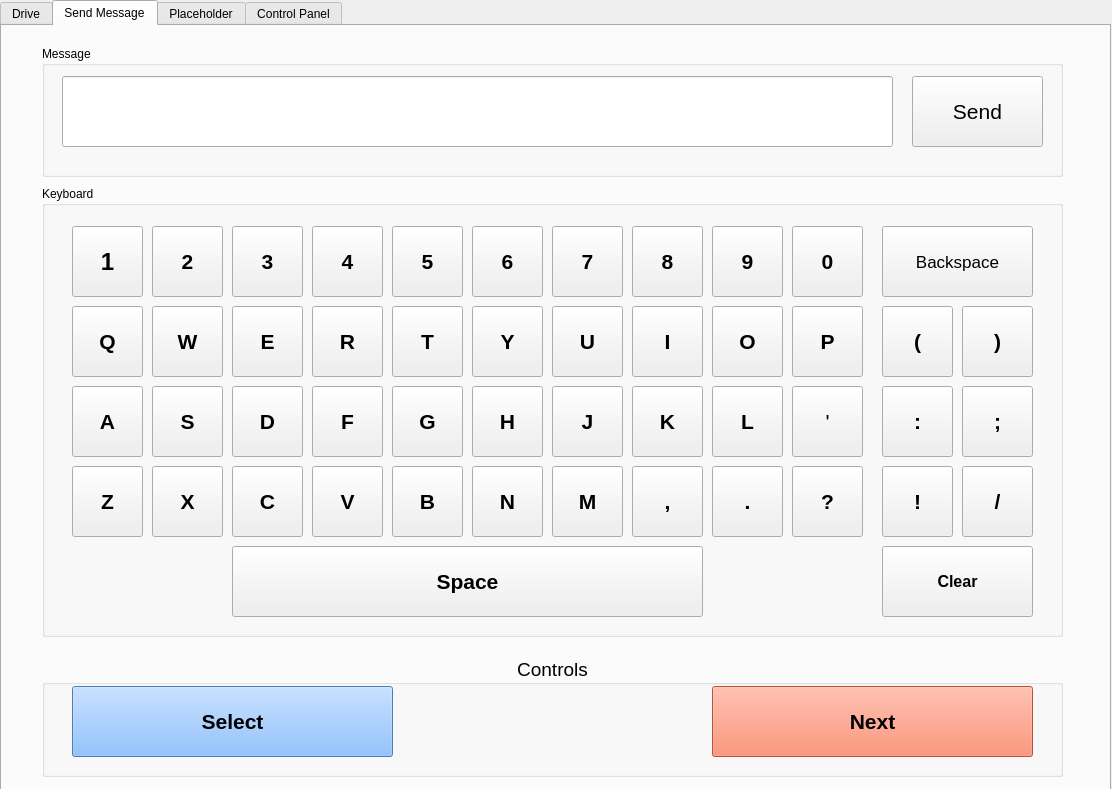
First picture: the form in Stuff/demoGUI.ui, repository tLiMiT/Capstone, before the edit.
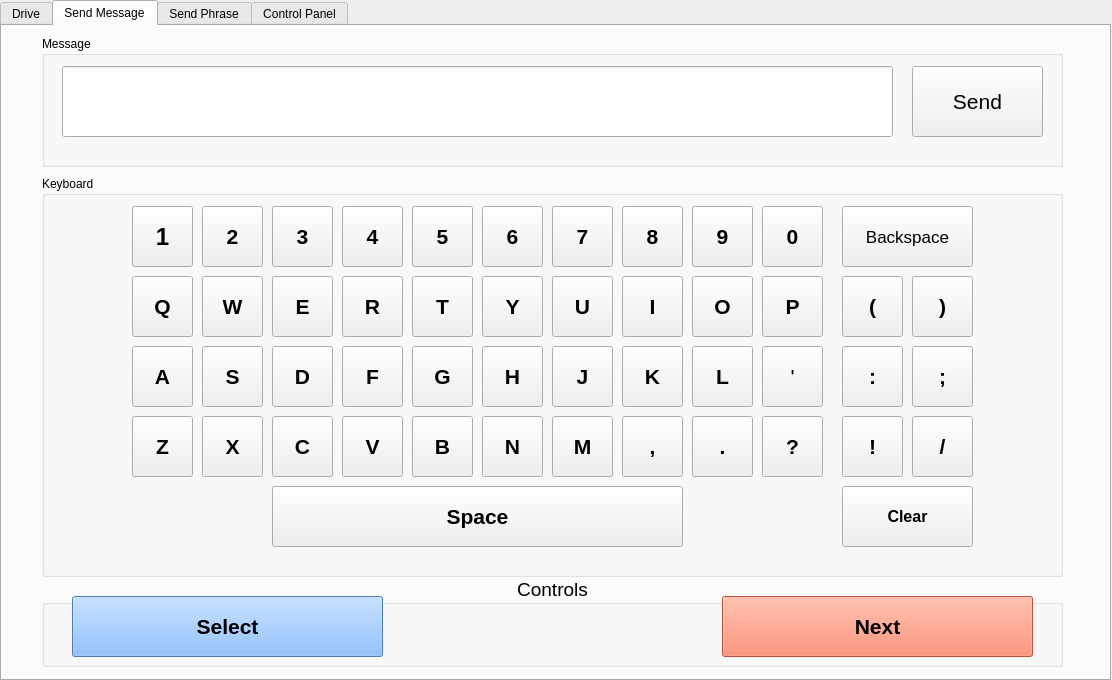
Second picture: the form after the edit. The open tabs and pages were chosen to show the change. Icons and pictures are not drawn.

Commit message: Added a phrases panel and emokey mappings

The edit to the form file:
```diff
--- a/Stuff/demoGUI.ui
+++ b/Stuff/demoGUI.ui
@@ -7,7 +7,7 @@
     <x>0</x>
     <y>0</y>
     <width>1112</width>
-    <height>789</height>
+    <height>680</height>
    </rect>
   </property>
   <property name="windowTitle">
@@ -23,7 +23,7 @@
      <x>0</x>
      <y>0</y>
      <width>1111</width>
-     <height>791</height>
+     <height>681</height>
     </rect>
    </property>
    <property name="layoutDirection">
@@ -280,9 +280,9 @@
      <property name="geometry">
       <rect>
        <x>40</x>
-       <y>160</y>
+       <y>150</y>
        <width>1021</width>
-       <height>451</height>
+       <height>401</height>
       </rect>
      </property>
      <property name="title">
@@ -291,10 +291,10 @@
      <widget class="QPushButton" name="keyboardQ">
       <property name="geometry">
        <rect>
-        <x>30</x>
-        <y>120</y>
-        <width>71</width>
-        <height>71</height>
+        <x>90</x>
+        <y>100</y>
+        <width>61</width>
+        <height>61</height>
        </rect>
       </property>
       <property name="font">
@@ -311,10 +311,10 @@
      <widget class="QPushButton" name="keyboardW">
       <property name="geometry">
        <rect>
-        <x>110</x>
-        <y>120</y>
-        <width>71</width>
-        <height>71</height>
+        <x>160</x>
+        <y>100</y>
+        <width>61</width>
+        <height>61</height>
        </rect>
       </property>
       <property name="font">
@@ -331,10 +331,10 @@
      <widget class="QPushButton" name="keyboardT">
       <property name="geometry">
        <rect>
-        <x>350</x>
-        <y>120</y>
-        <width>71</width>
-        <height>71</height>
+        <x>370</x>
+        <y>100</y>
+        <width>61</width>
+        <height>61</height>
        </rect>
       </property>
       <property name="font">
@@ -351,10 +351,10 @@
      <widget class="QPushButton" name="keyboardE">
       <property name="geometry">
        <rect>
-        <x>190</x>
-        <y>120</y>
-        <width>71</width>
-        <height>71</height>
+        <x>230</x>
+        <y>100</y>
+        <width>61</width>
+        <height>61</height>
        </rect>
       </property>
       <property name="font">
@@ -371,10 +371,10 @@
      <widget class="QPushButton" name="keyboardR">
       <property name="geometry">
        <rect>
-        <x>270</x>
-        <y>120</y>
-        <width>71</width>
-        <height>71</height>
+        <x>300</x>
+        <y>100</y>
+        <width>61</width>
+        <height>61</height>
        </rect>
       </property>
       <property name="font">
@@ -391,10 +391,10 @@
      <widget class="QPushButton" name="keyboardY">
       <property name="geometry">
        <rect>
-        <x>430</x>
-        <y>120</y>
-        <width>71</width>
-        <height>71</height>
+        <x>440</x>
+        <y>100</y>
+        <width>61</width>
+        <height>61</height>
        </rect>
       </property>
       <property name="font">
@@ -412,9 +412,9 @@
       <property name="geometry">
        <rect>
         <x>510</x>
-        <y>120</y>
-        <width>71</width>
-        <height>71</height>
+        <y>100</y>
+        <width>61</width>
+        <height>61</height>
        </rect>
       </property>
       <property name="font">
@@ -431,10 +431,10 @@
      <widget class="QPushButton" name="keyboardI">
       <property name="geometry">
        <rect>
-        <x>590</x>
-        <y>120</y>
-        <width>71</width>
-        <height>71</height>
+        <x>580</x>
+        <y>100</y>
+        <width>61</width>
+        <height>61</height>
        </rect>
       </property>
       <property name="font">
@@ -451,10 +451,10 @@
      <widget class="QPushButton" name="keyboardO">
       <property name="geometry">
        <rect>
-        <x>670</x>
-        <y>120</y>
-        <width>71</width>
-        <height>71</height>
+        <x>650</x>
+        <y>100</y>
+        <width>61</width>
+        <height>61</height>
        </rect>
       </property>
       <property name="font">
@@ -471,10 +471,10 @@
      <widget class="QPushButton" name="keyboardP">
       <property name="geometry">
        <rect>
-        <x>750</x>
-        <y>120</y>
-        <width>71</width>
-        <height>71</height>
+        <x>720</x>
+        <y>100</y>
+        <width>61</width>
+        <height>61</height>
        </rect>
       </property>
       <property name="font">
@@ -491,10 +491,10 @@
      <widget class="QPushButton" name="keyboardNum5">
       <property name="geometry">
        <rect>
-        <x>350</x>
-        <y>40</y>
-        <width>71</width>
-        <height>71</height>
+        <x>370</x>
+        <y>30</y>
+        <width>61</width>
+        <height>61</height>
        </rect>
       </property>
       <property name="font">
@@ -511,10 +511,10 @@
      <widget class="QPushButton" name="keyboardNum4">
       <property name="geometry">
        <rect>
-        <x>270</x>
-        <y>40</y>
-        <width>71</width>
-        <height>71</height>
+        <x>300</x>
+        <y>30</y>
+        <width>61</width>
+        <height>61</height>
        </rect>
       </property>
       <property name="font">
@@ -531,10 +531,10 @@
      <widget class="QPushButton" name="keyboardNum3">
       <property name="geometry">
        <rect>
-        <x>190</x>
-        <y>40</y>
-        <width>71</width>
-        <height>71</height>
+        <x>230</x>
+        <y>30</y>
+        <width>61</width>
+        <height>61</height>
        </rect>
       </property>
       <property name="font">
@@ -551,10 +551,10 @@
      <widget class="QPushButton" name="keyboardNum2">
       <property name="geometry">
        <rect>
-        <x>110</x>
-        <y>40</y>
-        <width>71</width>
-        <height>71</height>
+        <x>160</x>
+        <y>30</y>
+        <width>61</width>
+        <height>61</height>
        </rect>
       </property>
       <property name="font">
@@ -571,10 +571,10 @@
      <widget class="QPushButton" name="keyboardNum1">
       <property name="geometry">
        <rect>
-        <x>30</x>
-        <y>40</y>
-        <width>71</width>
-        <height>71</height>
+        <x>90</x>
+        <y>30</y>
+        <width>61</width>
+        <height>61</height>
        </rect>
       </property>
       <property name="font">
@@ -595,9 +595,9 @@
       <property name="geometry">
        <rect>
         <x>510</x>
-        <y>280</y>
-        <width>71</width>
-        <height>71</height>
+        <y>240</y>
+        <width>61</width>
+        <height>61</height>
        </rect>
       </property>
       <property name="font">
@@ -614,10 +614,10 @@
      <widget class="QPushButton" name="keyboardZ">
       <property name="geometry">
        <rect>
-        <x>30</x>
-        <y>280</y>
-        <width>71</width>
-        <height>71</height>
+        <x>90</x>
+        <y>240</y>
+        <width>61</width>
+        <height>61</height>
        </rect>
       </property>
       <property name="font">
@@ -634,10 +634,10 @@
      <widget class="QPushButton" name="keyboardL">
       <property name="geometry">
        <rect>
-        <x>670</x>
-        <y>200</y>
-        <width>71</width>
-        <height>71</height>
+        <x>650</x>
+        <y>170</y>
+        <width>61</width>
+        <height>61</height>
        </rect>
       </property>
       <property name="font">
@@ -654,10 +654,10 @@
      <widget class="QPushButton" name="keyboardK">
       <property name="geometry">
        <rect>
-        <x>590</x>
-        <y>200</y>
-        <width>71</width>
-        <height>71</height>
+        <x>580</x>
+        <y>170</y>
+        <width>61</width>
+        <height>61</height>
        </rect>
       </property>
       <property name="font">
@@ -675,9 +675,9 @@
       <property name="geometry">
        <rect>
         <x>510</x>
-        <y>200</y>
-        <width>71</width>
-        <height>71</height>
+        <y>170</y>
+        <width>61</width>
+        <height>61</height>
        </rect>
       </property>
       <property name="font">
@@ -694,10 +694,10 @@
      <widget class="QPushButton" name="keyboardH">
       <property name="geometry">
        <rect>
-        <x>430</x>
-        <y>200</y>
-        <width>71</width>
-        <height>71</height>
+        <x>440</x>
+        <y>170</y>
+        <width>61</width>
+        <height>61</height>
        </rect>
       </property>
       <property name="font">
@@ -714,10 +714,10 @@
      <widget class="QPushButton" name="keyboardG">
       <property name="geometry">
        <rect>
-        <x>350</x>
-        <y>200</y>
-        <width>71</width>
-        <height>71</height>
+        <x>370</x>
+        <y>170</y>
+        <width>61</width>
+        <height>61</height>
        </rect>
       </property>
       <property name="font">
@@ -734,10 +734,10 @@
      <widget class="QPushButton" name="keyboardF">
       <property name="geometry">
        <rect>
-        <x>270</x>
-        <y>200</y>
-        <width>71</width>
-        <height>71</height>
+        <x>300</x>
+        <y>170</y>
+        <width>61</width>
+        <height>61</height>
        </rect>
       </property>
       <property name="font">
@@ -754,10 +754,10 @@
      <widget class="QPushButton" name="keyboardD">
       <property name="geometry">
        <rect>
-        <x>190</x>
-        <y>200</y>
-        <width>71</width>
-        <height>71</height>
+        <x>230</x>
+        <y>170</y>
+        <width>61</width>
+        <height>61</height>
        </rect>
       </property>
       <property name="font">
@@ -774,10 +774,10 @@
      <widget class="QPushButton" name="keyboardS">
       <property name="geometry">
        <rect>
-        <x>110</x>
-        <y>200</y>
-        <width>71</width>
-        <height>71</height>
+        <x>160</x>
+        <y>170</y>
+        <width>61</width>
+        <height>61</height>
        </rect>
       </property>
       <property name="font">
@@ -794,10 +794,10 @@
      <widget class="QPushButton" name="keyboardA">
       <property name="geometry">
        <rect>
-        <x>30</x>
-        <y>200</y>
-        <width>71</width>
-        <height>71</height>
+        <x>90</x>
+        <y>170</y>
+        <width>61</width>
+        <height>61</height>
        </rect>
       </property>
       <property name="font">
@@ -814,10 +814,10 @@
      <widget class="QPushButton" name="keyboardX">
       <property name="geometry">
        <rect>
-        <x>110</x>
-        <y>280</y>
-        <width>71</width>
-        <height>71</height>
+        <x>160</x>
+        <y>240</y>
+        <width>61</width>
+        <height>61</height>
        </rect>
       </property>
       <property name="font">
@@ -834,10 +834,10 @@
      <widget class="QPushButton" name="keyboardC">
       <property name="geometry">
        <rect>
-        <x>190</x>
-        <y>280</y>
-        <width>71</width>
-        <height>71</height>
+        <x>230</x>
+        <y>240</y>
+        <width>61</width>
+        <height>61</height>
        </rect>
       </property>
       <property name="font">
@@ -854,10 +854,10 @@
      <widget class="QPushButton" name="keyboardV">
       <property name="geometry">
        <rect>
-        <x>270</x>
-        <y>280</y>
-        <width>71</width>
-        <height>71</height>
+        <x>300</x>
+        <y>240</y>
+        <width>61</width>
+        <height>61</height>
        </rect>
       </property>
       <property name="font">
@@ -874,10 +874,10 @@
      <widget class="QPushButton" name="keyboardB">
       <property name="geometry">
        <rect>
-        <x>350</x>
-        <y>280</y>
-        <width>71</width>
-        <height>71</height>
+        <x>370</x>
+        <y>240</y>
+        <width>61</width>
+        <height>61</height>
        </rect>
       </property>
       <property name="font">
@@ -894,10 +894,10 @@
      <widget class="QPushButton" name="keyboardN">
       <property name="geometry">
        <rect>
-        <x>430</x>
-        <y>280</y>
-        <width>71</width>
-        <height>71</height>
+        <x>440</x>
+        <y>240</y>
+        <width>61</width>
+        <height>61</height>
        </rect>
       </property>
       <property name="font">
@@ -914,10 +914,10 @@
      <widget class="QPushButton" name="keyboardNum8">
       <property name="geometry">
        <rect>
-        <x>590</x>
-        <y>40</y>
-        <width>71</width>
-        <height>71</height>
+        <x>580</x>
+        <y>30</y>
+        <width>61</width>
+        <height>61</height>
        </rect>
       </property>
       <property name="font">
@@ -934,10 +934,10 @@
      <widget class="QPushButton" name="keyboardNum9">
       <property name="geometry">
        <rect>
-        <x>670</x>
-        <y>40</y>
-        <width>71</width>
-        <height>71</height>
+        <x>650</x>
+        <y>30</y>
+        <width>61</width>
+        <height>61</height>
        </rect>
       </property>
       <property name="font">
@@ -955,9 +955,9 @@
       <property name="geometry">
        <rect>
         <x>510</x>
-        <y>40</y>
-        <width>71</width>
-        <height>71</height>
+        <y>30</y>
+        <width>61</width>
+        <height>61</height>
        </rect>
       </property>
       <property name="font">
@@ -974,10 +974,10 @@
      <widget class="QPushButton" name="keyboardNum6">
       <property name="geometry">
        <rect>
-        <x>430</x>
-        <y>40</y>
-        <width>71</width>
-        <height>71</height>
+        <x>440</x>
+        <y>30</y>
+        <width>61</width>
+        <height>61</height>
        </rect>
       </property>
       <property name="font">
@@ -994,10 +994,10 @@
      <widget class="QPushButton" name="keyboardNum0">
       <property name="geometry">
        <rect>
-        <x>750</x>
-        <y>40</y>
-        <width>71</width>
-        <height>71</height>
+        <x>720</x>
+        <y>30</y>
+        <width>61</width>
+        <height>61</height>
        </rect>
       </property>
       <property name="font">
@@ -1014,10 +1014,10 @@
      <widget class="QPushButton" name="keyboardPeriod">
       <property name="geometry">
        <rect>
-        <x>670</x>
-        <y>280</y>
-        <width>71</width>
-        <height>71</height>
+        <x>650</x>
+        <y>240</y>
+        <width>61</width>
+        <height>61</height>
        </rect>
       </property>
       <property name="font">
@@ -1034,10 +1034,10 @@
      <widget class="QPushButton" name="keyboardQuestionMark">
       <property name="geometry">
        <rect>
-        <x>750</x>
-        <y>280</y>
-        <width>71</width>
-        <height>71</height>
+        <x>720</x>
+        <y>240</y>
+        <width>61</width>
+        <height>61</height>
        </rect>
       </property>
       <property name="font">
@@ -1054,10 +1054,10 @@
      <widget class="QPushButton" name="keyboardExclamationMark">
       <property name="geometry">
        <rect>
-        <x>840</x>
-        <y>280</y>
-        <width>71</width>
-        <height>71</height>
+        <x>800</x>
+        <y>240</y>
+        <width>61</width>
+        <height>61</height>
        </rect>
       </property>
       <property name="font">
@@ -1074,10 +1074,10 @@
      <widget class="QPushButton" name="keyboardApostrophe">
       <property name="geometry">
        <rect>
-        <x>750</x>
-        <y>200</y>
-        <width>71</width>
-        <height>71</height>
+        <x>720</x>
+        <y>170</y>
+        <width>61</width>
+        <height>61</height>
        </rect>
       </property>
       <property name="font">
@@ -1092,10 +1092,10 @@
      <widget class="QPushButton" name="keyboardBackspace">
       <property name="geometry">
        <rect>
-        <x>840</x>
-        <y>40</y>
-        <width>151</width>
-        <height>71</height>
+        <x>800</x>
+        <y>30</y>
+        <width>131</width>
+        <height>61</height>
        </rect>
       </property>
       <property name="font">
@@ -1112,10 +1112,10 @@
      <widget class="QPushButton" name="keyboardSpace">
       <property name="geometry">
        <rect>
-        <x>190</x>
-        <y>360</y>
-        <width>471</width>
-        <height>71</height>
+        <x>230</x>
+        <y>310</y>
+        <width>411</width>
+        <height>61</height>
        </rect>
       </property>
       <property name="font">
@@ -1132,10 +1132,10 @@
      <widget class="QPushButton" name="keyboardColon">
       <property name="geometry">
        <rect>
-        <x>840</x>
-        <y>200</y>
-        <width>71</width>
-        <height>71</height>
+        <x>800</x>
+        <y>170</y>
+        <width>61</width>
+        <height>61</height>
        </rect>
       </property>
       <property name="font">
@@ -1152,10 +1152,10 @@
      <widget class="QPushButton" name="keyboardSemiColon">
       <property name="geometry">
        <rect>
-        <x>920</x>
-        <y>200</y>
-        <width>71</width>
-        <height>71</height>
+        <x>870</x>
+        <y>170</y>
+        <width>61</width>
+        <height>61</height>
        </rect>
       </property>
       <property name="font">
@@ -1172,10 +1172,10 @@
      <widget class="QPushButton" name="keyboardLeftParen">
       <property name="geometry">
        <rect>
-        <x>840</x>
-        <y>120</y>
-        <width>71</width>
-        <height>71</height>
+        <x>800</x>
+        <y>100</y>
+        <width>61</width>
+        <height>61</height>
        </rect>
       </property>
       <property name="font">
@@ -1192,10 +1192,10 @@
      <widget class="QPushButton" name="keyboardRightParen">
       <property name="geometry">
        <rect>
-        <x>920</x>
-        <y>120</y>
-        <width>71</width>
-        <height>71</height>
+        <x>870</x>
+        <y>100</y>
+        <width>61</width>
+        <height>61</height>
        </rect>
       </property>
       <property name="font">
@@ -1212,10 +1212,10 @@
      <widget class="QPushButton" name="keyboardSlash">
       <property name="geometry">
        <rect>
-        <x>920</x>
-        <y>280</y>
-        <width>71</width>
-        <height>71</height>
+        <x>870</x>
+        <y>240</y>
+        <width>61</width>
+        <height>61</height>
        </rect>
       </property>
       <property name="font">
@@ -1232,10 +1232,10 @@
      <widget class="QPushButton" name="keyboardComma">
       <property name="geometry">
        <rect>
-        <x>590</x>
-        <y>280</y>
-        <width>71</width>
-        <height>71</height>
+        <x>580</x>
+        <y>240</y>
+        <width>61</width>
+        <height>61</height>
        </rect>
       </property>
       <property name="font">
@@ -1252,10 +1252,10 @@
      <widget class="QPushButton" name="messageClearButton">
       <property name="geometry">
        <rect>
-        <x>840</x>
-        <y>360</y>
-        <width>151</width>
-        <height>71</height>
+        <x>800</x>
+        <y>310</y>
+        <width>131</width>
+        <height>61</height>
        </rect>
       </property>
       <property name="font">
@@ -1274,7 +1274,7 @@
      <property name="geometry">
       <rect>
        <x>40</x>
-       <y>20</y>
+       <y>10</y>
        <width>1021</width>
        <height>131</height>
       </rect>
@@ -1327,9 +1327,9 @@
      <property name="geometry">
       <rect>
        <x>40</x>
-       <y>630</y>
+       <y>550</y>
        <width>1021</width>
-       <height>121</height>
+       <height>91</height>
       </rect>
      </property>
      <property name="font">
@@ -1347,9 +1347,9 @@
       <property name="geometry">
        <rect>
         <x>30</x>
-        <y>30</y>
-        <width>321</width>
-        <height>71</height>
+        <y>20</y>
+        <width>311</width>
+        <height>61</height>
        </rect>
       </property>
       <property name="font">
@@ -1369,10 +1369,10 @@
      <widget class="QPushButton" name="keyboardSelectRight">
       <property name="geometry">
        <rect>
-        <x>670</x>
-        <y>30</y>
-        <width>321</width>
-        <height>71</height>
+        <x>680</x>
+        <y>20</y>
+        <width>311</width>
+        <height>61</height>
        </rect>
       </property>
       <property name="font">
@@ -1393,7 +1393,7 @@
    </widget>
    <widget class="QWidget" name="tab_3">
     <attribute name="title">
-     <string>Placeholder</string>
+     <string>Send Phrase</string>
     </attribute>
    </widget>
    <widget class="QWidget" name="tabControlPanel">
```
Left out of the diff: 107 changed lines with no effect on the pictures. The commit also changes 5 other files.
